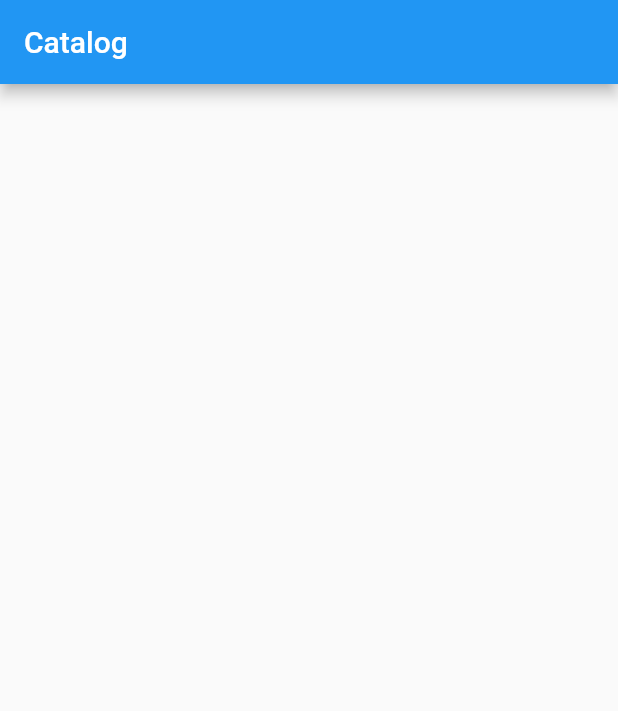
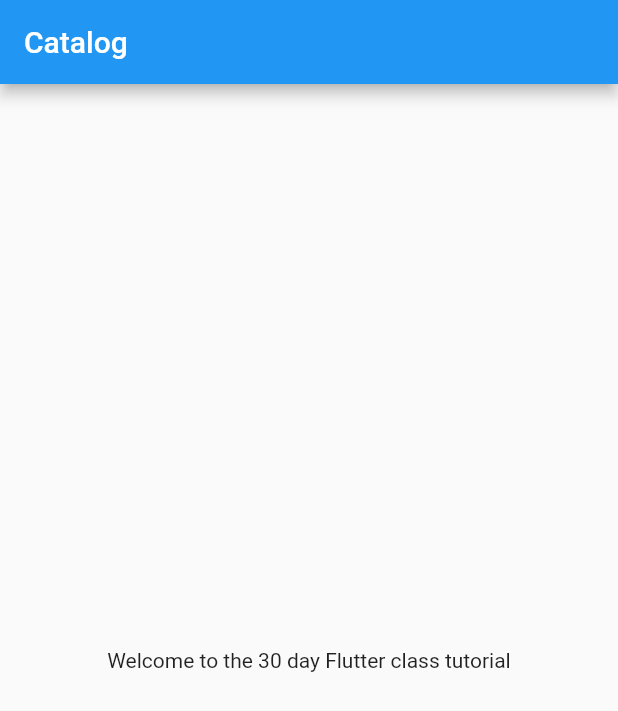
Before and after one commit to dragonanish/catalog, a Flutter app: the screen it shows after launch, on a phone screen of 412 x 824 dp. Shown: the top 711 px of the screen. Run offline on Flutter 3.47's test engine with Material 2 defaults, Android fonts, the phone set to English and light mode, and no system bars.

Commit message:
day 2 completed

```diff
--- a/lib/src/homepage.dart
+++ b/lib/src/homepage.dart
@@ -1,10 +1,19 @@
 import 'package:flutter/material.dart';
 
 class Homepage extends StatelessWidget {
+  final int day = 30;
+  final String clas = "class tutorial";
   @override
   Widget build(BuildContext context) {
     return Scaffold(
-      appBar: AppBar(title: Text("Catalog")),
+      appBar: AppBar(
+        title: Text("Catalog"),
+      ),
+      body: Center(
+        child: Container(
+          child: Text("Welcome to the $day day Flutter $clas"),
+        ),
+      ),
     );
   }
 }
```
